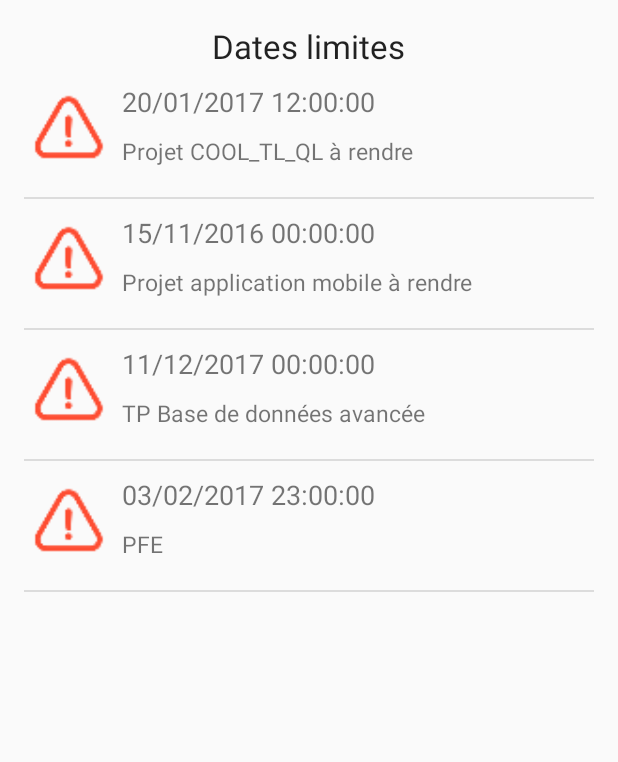
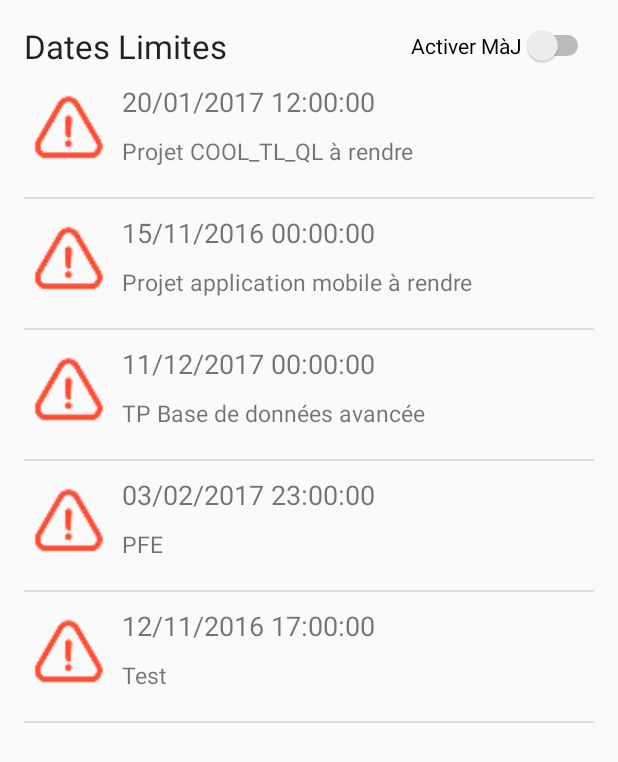
Before and after one commit to rotab/NewESEO, an Android app: the TabActivity_Deadlines screen opened directly, with no data from a screen before it, on a phone screen of 412 x 824 dp. Shown: the top 762 px of the screen. Run offline under Robolectric (Android 15) with nearby library versions, the phone set to English and light mode, and no system bars.

Commit message:
Ajout d'un switch pour activer la mise à jour des dates limites

```diff
--- a/app/src/main/AndroidManifest.xml
+++ b/app/src/main/AndroidManifest.xml
@@ -1,6 +1,7 @@
 <?xml version="1.0" encoding="utf-8"?>
 <manifest xmlns:android="http://schemas.android.com/apk/res/android"
     package="com.mobile.eseo.neweseoapp">
+    <uses-permission android:name="android.permission.RECEIVE_BOOT_COMPLETED"/>
 
     <application
         android:allowBackup="true"
@@ -21,6 +22,14 @@
         <activity android:name=".TabActivity_Schedule" />
 
         <!--<service android:name=".DeadlineService" />-->
+
+        <receiver android:name=".BootReceiver"
+            android:enabled="false">
+            <intent-filter>
+                <action android:name="android.intent.action.BOOT_COMPLETED"/>
+            </intent-filter>
+        </receiver>
+
     </application>
 
 </manifest>
--- a/app/src/main/java/com/mobile/eseo/neweseoapp/MainActivity.java
+++ b/app/src/main/java/com/mobile/eseo/neweseoapp/MainActivity.java
@@ -139,11 +139,13 @@ public class MainActivity extends TabActivity {
         DeadLine deadline5 = new DeadLine(4, "TP Base de données avancée", "11/12/2017 00:00:00");
         DeadLine deadline6 = new DeadLine(5, "PFE", "03/02/2017 23:00:00");
         DeadLine deadline7 = new DeadLine(6, "100 jours I3", "26/10/2016 18:00:00");
+        DeadLine deadline8 = new DeadLine(7, "Test", "12/11/2016 17:00:00");
 
         DeadLineBDD deadlinebdd = new DeadLineBDD(this);
 
         deadlinebdd.open();
 
+        deadlinebdd.deleteAll(); //TODO : remove for the final application
 
         deadlinebdd.insertDeadLine(deadline1);
         deadlinebdd.insertDeadLine(deadline2);
@@ -152,6 +154,7 @@ public class MainActivity extends TabActivity {
         deadlinebdd.insertDeadLine(deadline5);
         deadlinebdd.insertDeadLine(deadline6);
         deadlinebdd.insertDeadLine(deadline7);
+        deadlinebdd.insertDeadLine(deadline8);
 
         deadlinebdd.close();
     }
--- a/app/src/main/res/layout/activity_tab_deadlines.xml
+++ b/app/src/main/res/layout/activity_tab_deadlines.xml
@@ -10,20 +10,39 @@
     android:paddingTop="@dimen/activity_vertical_margin"
     tools:context="com.mobile.eseo.neweseoapp.TabActivity_Deadlines">
 
-    <TextView
-        android:id="@+id/titleDeadline"
-        android:layout_width="wrap_content"
+    <RelativeLayout
+        android:layout_width="match_parent"
         android:layout_height="wrap_content"
-        android:layout_centerHorizontal="true"
-        android:layout_alignParentTop="true"
-        android:text="Dates limites"
-        android:textAppearance="?android:attr/textAppearanceLarge" />
+        android:id="@+id/titleBarDeadline">
+
+        <TextView
+            android:id="@+id/titleDeadline"
+            android:layout_width="wrap_content"
+            android:layout_height="wrap_content"
+            android:layout_centerVertical="true"
+            android:layout_alignParentLeft="true"
+            android:layout_alignParentStart="true"
+            android:text="@string/deadline_title"
+            android:textAppearance="?android:attr/textAppearanceLarge" />
+
+
+        <Switch
+            android:text="@string/update_deadline"
+            android:layout_width="wrap_content"
+            android:layout_height="wrap_content"
+            android:layout_centerVertical="true"
+            android:layout_alignParentRight="true"
+            android:layout_alignParentEnd="true"
+            android:id="@+id/updateSwitch" />
+
+
+    </RelativeLayout>
 
     <ListView
         android:id="@+id/listDeadline"
         android:layout_width="match_parent"
         android:layout_height="match_parent"
-        android:layout_below="@id/titleDeadline">
+        android:layout_below="@id/titleBarDeadline">
     </ListView>
 
 </RelativeLayout>
--- a/app/src/main/res/values/strings.xml
+++ b/app/src/main/res/values/strings.xml
@@ -1,3 +1,6 @@
 <resources>
     <string name="app_name">NewESEOApp</string>
+    <string name="deadline_title">Dates Limites</string>
+    <string name="update_deadline">Activer MàJ</string>
+
 </resources>
```
